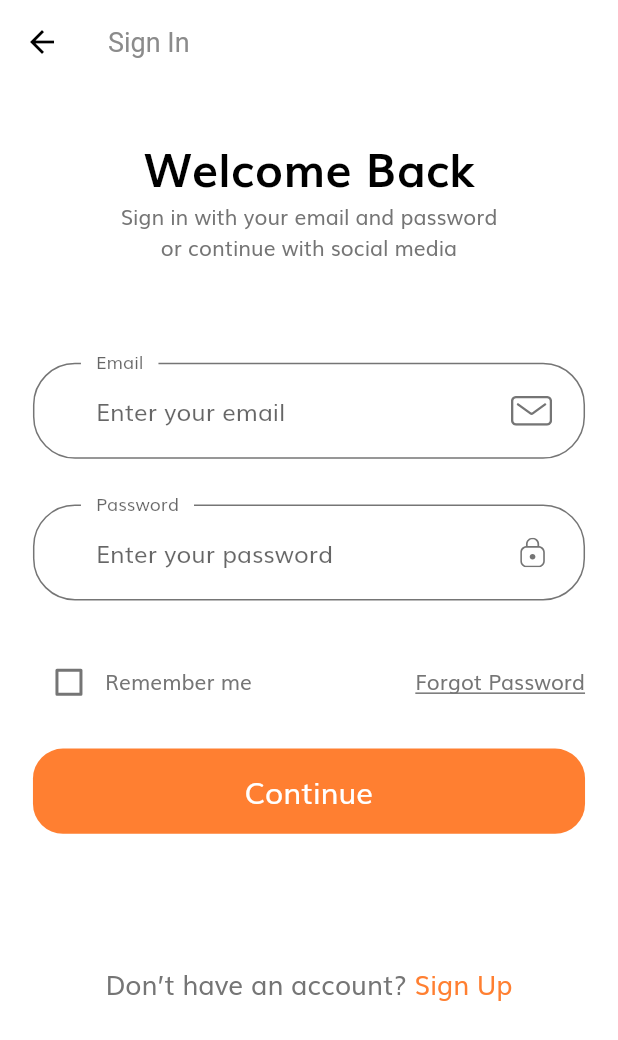
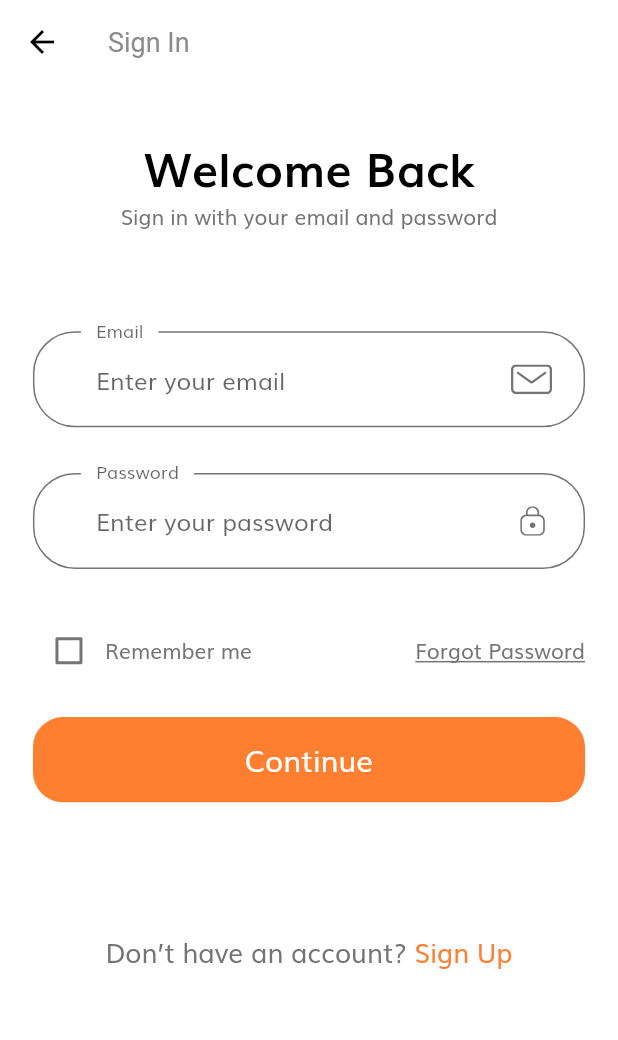
Before and after one commit to senihberkay/SOLEMATE-CS308-eCommerce-Project, a Flutter app: the screen it shows after launch, after a tap on "Continue", on a phone screen of 412 x 824 dp. Shown: the top 1040 px of the screen. Run offline on Flutter 3.47's test engine with Material 2 defaults, Android fonts, the phone set to English and light mode, and no system bars; our stand-ins replace firebase_auth, firebase_core, flutter_svg; accounts and stored records are empty.

Commit message:
some necessary changes

```diff
--- a/lib/Screens/sign_in/components/body.dart
+++ b/lib/Screens/sign_in/components/body.dart
@@ -26,7 +26,7 @@ class Body extends StatelessWidget {
                   ),
                 ),
                 Text(
-                  "Sign in with your email and password  \nor continue with social media",
+                  "Sign in with your email and password",
                   textAlign: TextAlign.center,
                 ),
                 SizedBox(height: SizeConfig.screenHeight * 0.08),
--- a/lib/Screens/sign_in/components/sign_form.dart
+++ b/lib/Screens/sign_in/components/sign_form.dart
@@ -8,6 +8,7 @@ import 'package:flutter_auth/screens/login_success/login_success_screen.dart';
 import '../../../components/default_button.dart';
 import '../../../constants.dart';
 import '../../../size_config.dart';
+import '../../../Services/auth.dart';
 
 class SignForm extends StatefulWidget {
   @override
@@ -15,6 +16,7 @@ class SignForm extends StatefulWidget {
 }
 
 class _SignFormState extends State<SignForm> {
+  AuthService _authService = AuthService();
   final _formKey = GlobalKey<FormState>();
   String? email;
   String? password;
@@ -73,6 +75,7 @@ class _SignFormState extends State<SignForm> {
           DefaultButton(
             text: "Continue",
             press: () {
+              //_authService.signIn(email, password); i dont know what parameters to give here
               if (_formKey.currentState!.validate()) {
                 _formKey.currentState!.save();
                 // if all are valid then go to success screen
```
